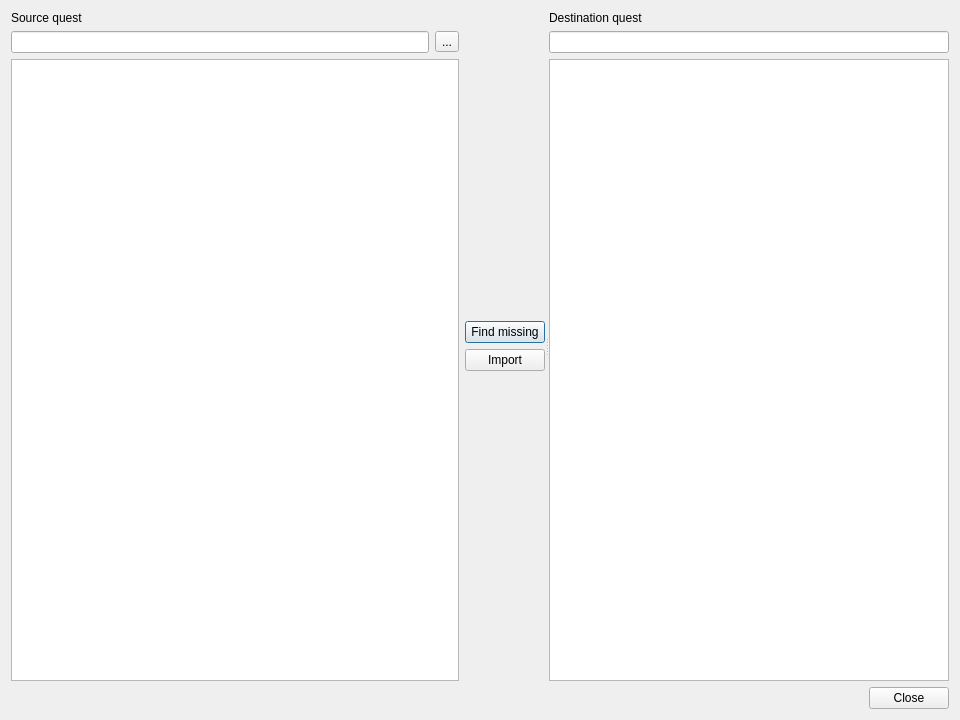
solarus-games/solarus-quest-editor, file src/widgets/import_dialog.ui: the form before one commit.
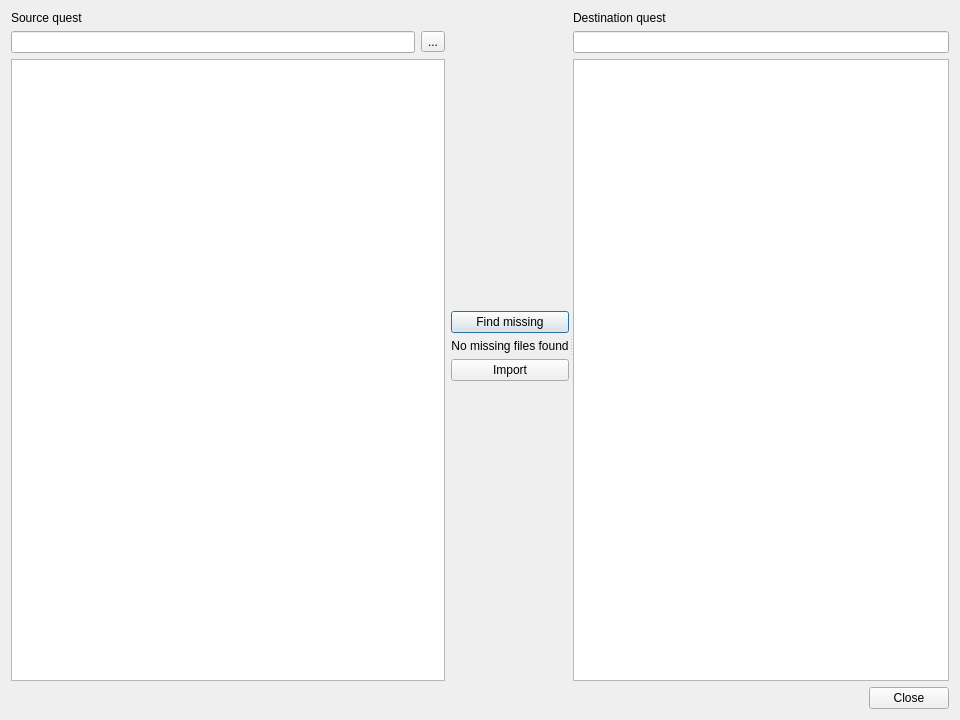
The form after the commit. Icons and pictures are not drawn. Custom widgets are drawn as their Qt base class.

Commit message:
Import dialog: implement finding candidate files to copy
Closes #351.

What changed in the file:
```diff
--- a/src/widgets/import_dialog.ui
+++ b/src/widgets/import_dialog.ui
@@ -79,6 +79,16 @@
            </property>
           </widget>
          </item>
+         <item>
+          <widget class="QLabel" name="missing_files_count_label">
+           <property name="text">
+            <string>No missing files found</string>
+           </property>
+           <property name="alignment">
+            <set>Qt::AlignCenter</set>
+           </property>
+          </widget>
+         </item>
          <item>
           <widget class="QPushButton" name="import_button">
            <property name="text">
```
The commit also changes 3 other files.
